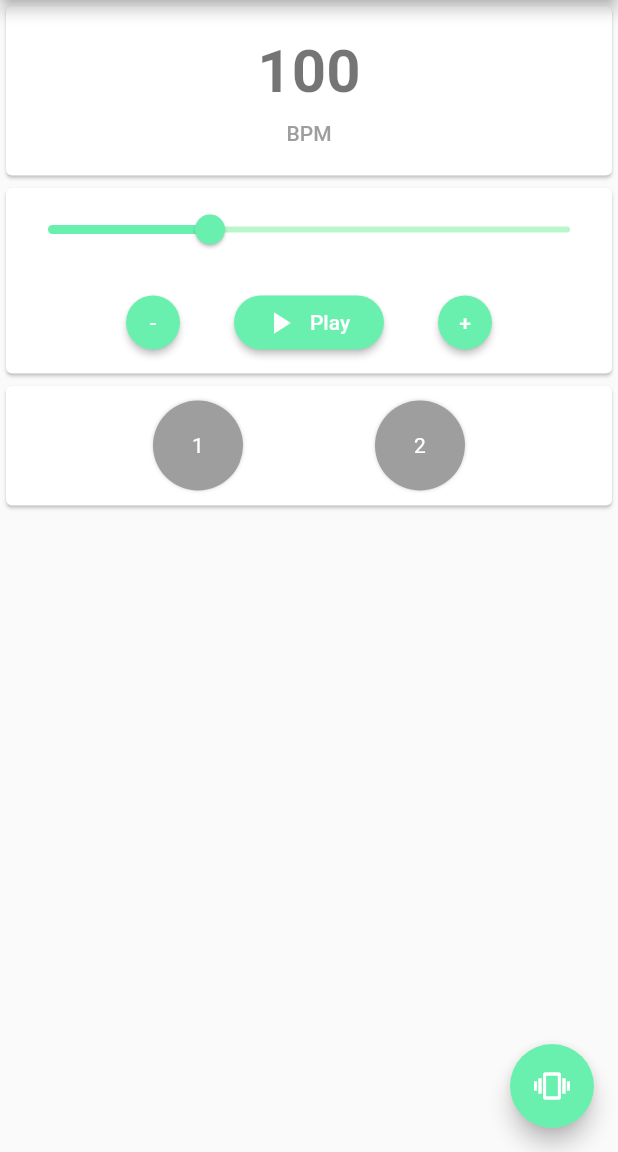
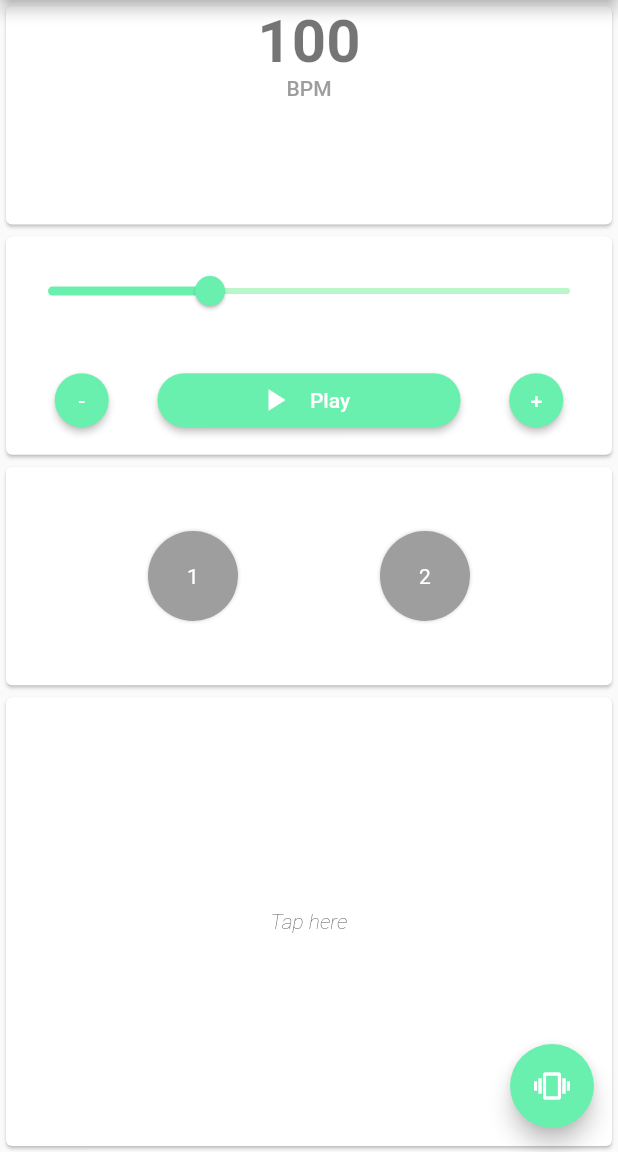
Before and after one commit to aguiarroney/easy_metronome_mobile, a Flutter app: the screen it shows after launch, on a phone screen of 412 x 824 dp, the part 84-1236 px from its top. Run offline on Flutter 3.47's test engine with Material 2 defaults, Android fonts, the phone set to English and light mode, and no system bars; our stand-ins replace vibration; missing offline and left inert: soundpool.

Commit message:
tap function

```diff
--- a/lib/screens/main_screen.dart
+++ b/lib/screens/main_screen.dart
@@ -50,36 +50,34 @@ class _MainScreenState extends State<MainScreen> {
                 crossAxisAlignment: CrossAxisAlignment.stretch,
                 children: [
                   //contador
-                  Card(
+                  Expanded(
+                    flex: 1,
+                    child: Card(
                         child: Column(
                           children: [
-                          Padding(
-                            padding: EdgeInsets.all(10),
-                          ),
                             Text(
                               model.defaultBPM.toStringAsFixed(0),
                               style: TextStyle(
                                   fontSize: 40, fontWeight: FontWeight.bold, color: Colors.black54),
-                          ),
-                          Padding(
-                            padding: EdgeInsets.all(5),
                             ),
                             Text(
                               "BPM",
                               style: TextStyle(
                                   color: Colors.grey, fontWeight: FontWeight.w500),
                             ),
-                          Padding(
-                            padding: EdgeInsets.all(10),
-                          ),
                       ],
                     )),
+                  ),
                   //player
-                  Card(
+                  Expanded(
+                    flex: 1,
+                    child: Card(
                       child: Column(
                         crossAxisAlignment: CrossAxisAlignment.stretch,
                         children: [
-                        SliderTheme(
+                          Expanded(
+                            flex: 1,
+                            child: SliderTheme(
                               data: SliderThemeData(
                                 activeTrackColor: Colors.greenAccent[200],
                                 inactiveTrackColor: Colors.greenAccent[100],
@@ -100,12 +98,16 @@ class _MainScreenState extends State<MainScreen> {
                                 },
                               ),
                             ),
-                        Container(
-                          padding: EdgeInsets.all(10),
+                          ),
+                          Expanded(
+                            flex: 1,
+                            child: Container(
                               child: Row(
                                 mainAxisAlignment: MainAxisAlignment.center,
                                 children: [
-                              RaisedButton(
+                                  Expanded(
+                                    flex: 1,
+                                    child: RaisedButton(
                                       child: Text(
                                         "-",
                                         style: TextStyle(color: Colors.white),
@@ -119,14 +121,13 @@ class _MainScreenState extends State<MainScreen> {
                                         });
                                       },
                                     ),
-                              Padding(
-                                padding: EdgeInsets.all(5),
                                   ),
-                              Container(
-                                width: 100,
+                                  Expanded(
+                                    flex: 2,
+                                    child: Container(
                                       child: RaisedButton.icon(
                                         label: Text(
-                                    model.isPlaying ? "Pause" : "Play",
+                                          model.isPlaying ? "Pause" : " Play ",
                                           style: TextStyle(color: Colors.white),
                                         ),
                                         shape: RoundedRectangleBorder(
@@ -145,10 +146,10 @@ class _MainScreenState extends State<MainScreen> {
                                         },
                                       ),
                                     ),
-                              Padding(
-                                padding: EdgeInsets.all(5),
                                   ),
-                              RaisedButton(
+                                  Expanded(
+                                    flex: 1,
+                                    child: RaisedButton(
                                       child: Text(
                                         "+",
                                         style: TextStyle(color: Colors.white),
@@ -162,15 +163,19 @@ class _MainScreenState extends State<MainScreen> {
                                         });
                                       },
                                     ),
+                                  ),
                                 ],
+                              ),
                             ),
                           ),
                         ],
                       ),
                     ),
-                  Card(
-                      child: Padding(
-                          padding: EdgeInsets.all(10),
+                  ),
+                  //leds
+                  Expanded(
+                    flex: 1,
+                    child: Card(
                             child: Row(
                               mainAxisAlignment: MainAxisAlignment.spaceEvenly,
                               children: [
@@ -180,6 +185,24 @@ class _MainScreenState extends State<MainScreen> {
                             ),
                           ),
                       ),
+                  //tap
+                  Expanded(
+                    flex: 2,
+                    child: Card(
+                      child: InkWell(
+                          child:  Center(child:
+                              Text("Tap here", style: TextStyle(
+                                fontWeight: FontWeight.w200,
+                                fontStyle: FontStyle.italic
+                              ),),
+                            ),
+                          onTap: (){
+                            if (model.isPlaying) model.play(0);
+                            model.setTap(DateTime.now().millisecondsSinceEpoch);
+                            print("!!!! taps ${model.taps}");
+                          },
+                        ),
+                    ),),
                 ],
               );
             }
@@ -194,7 +217,6 @@ class _MainScreenState extends State<MainScreen> {
                           model.setVibration(false);
                       else
                         model.setVibration(true);
-
                     },
                   );
                 }),
```
Also changed, not shown: lib/model/contador_model.dart (+34 -0 lines). Lines whose indentation alone changed are shown as unchanged.
